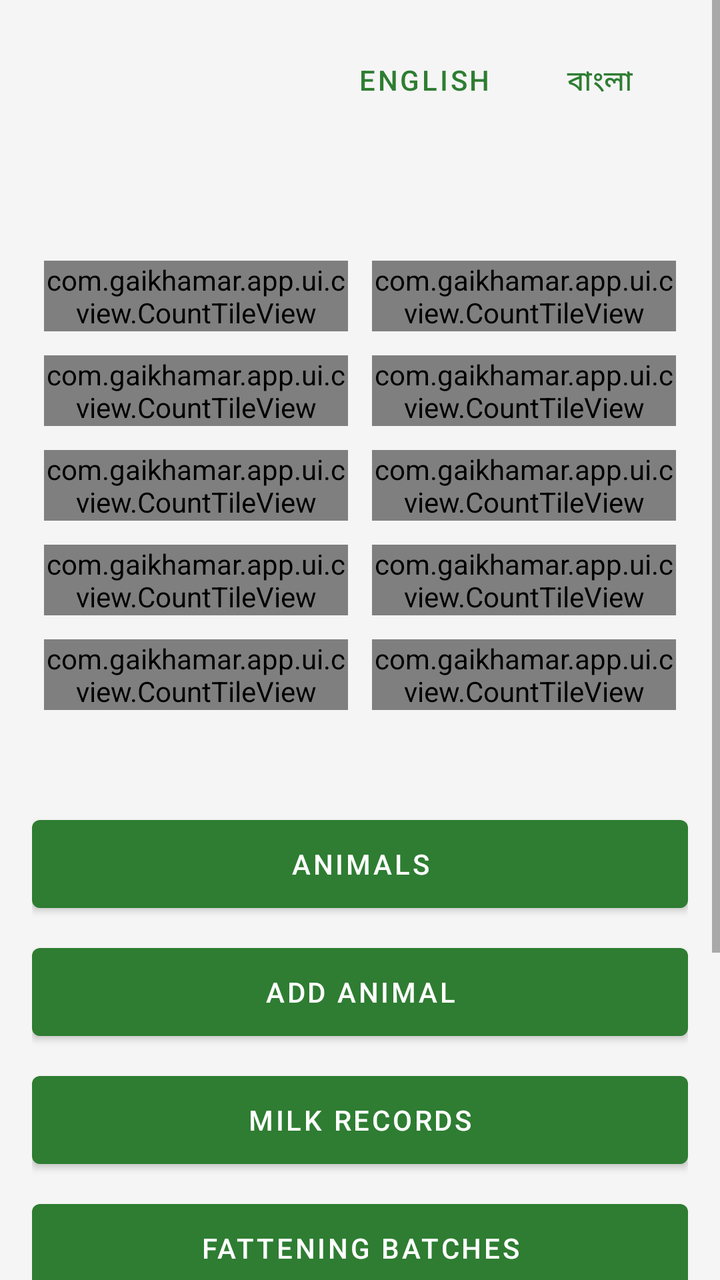
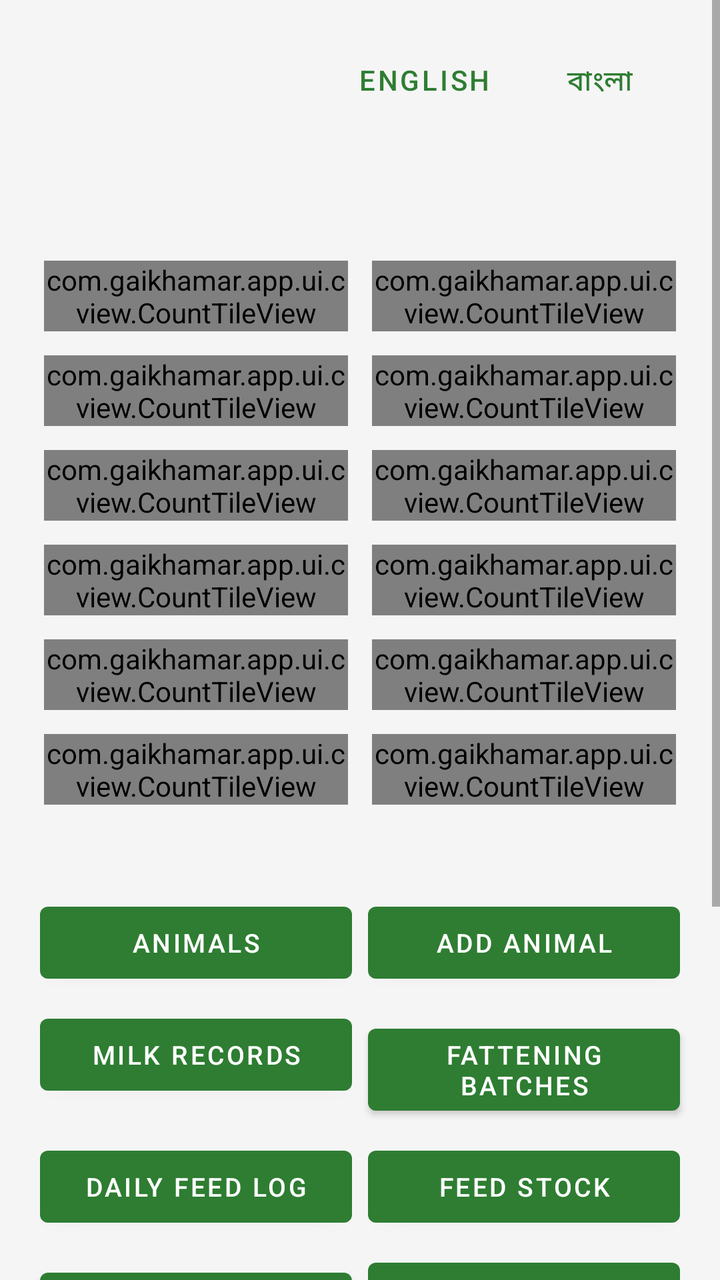

Before-and-after screenshots of an Android layout around one commit, followed by the original layout XML and the change that was made.
<!-- AndroidManifest.xml: application theme Theme.GaiKhamar -->
<!-- res/layout/activity_main.xml -->
<?xml version="1.0" encoding="utf-8"?>
<ScrollView xmlns:android="http://schemas.android.com/apk/res/android"
    xmlns:app="http://schemas.android.com/apk/res-auto"
    android:layout_width="match_parent"
    android:layout_height="match_parent"
    android:background="@color/grey_100">

    <LinearLayout
        android:layout_width="match_parent"
        android:layout_height="wrap_content"
        android:orientation="vertical"
        android:padding="16dp">

        <LinearLayout
            android:layout_width="match_parent"
            android:layout_height="wrap_content"
            android:gravity="end"
            android:orientation="horizontal">

            <com.google.android.material.button.MaterialButton
                android:id="@+id/btnEnglish"
                style="@style/Widget.MaterialComponents.Button.TextButton"
                android:layout_width="wrap_content"
                android:layout_height="wrap_content"
                android:text="@string/lang_english" />

            <com.google.android.material.button.MaterialButton
                android:id="@+id/btnBangla"
                style="@style/Widget.MaterialComponents.Button.TextButton"
                android:layout_width="wrap_content"
                android:layout_height="wrap_content"
                android:text="@string/lang_bangla" />
        </LinearLayout>

        <TextView
            android:id="@+id/tvWelcome"
            android:layout_width="wrap_content"
            android:layout_height="wrap_content"
            android:textColor="@color/green_900"
            android:textSize="22sp"
            android:textStyle="bold" />

        <TextView
            android:id="@+id/tvFarm"
            android:layout_width="wrap_content"
            android:layout_height="wrap_content"
            android:layout_marginBottom="12dp" />

        <TextView
            android:id="@+id/tvLowStockWarning"
            android:layout_width="match_parent"
            android:layout_height="wrap_content"
            android:layout_marginBottom="8dp"
            android:background="@color/red_100"
            android:padding="12dp"
            android:textColor="@color/red_600"
            android:textStyle="bold"
            android:visibility="gone" />

        <GridLayout
            android:layout_width="match_parent"
            android:layout_height="wrap_content"
            android:columnCount="2">

            <com.gaikhamar.app.ui.cview.CountTileView
                android:id="@+id/tileTotal"
                android:layout_width="0dp"
                android:layout_height="wrap_content"
                android:layout_columnWeight="1"
                android:layout_margin="6dp"
                app:tileLabel="@string/total" />

            <com.gaikhamar.app.ui.cview.CountTileView
                android:id="@+id/tileBeef"
                android:layout_width="0dp"
                android:layout_height="wrap_content"
                android:layout_columnWeight="1"
                android:layout_margin="6dp"
                app:tileLabel="@string/beef" />

            <com.gaikhamar.app.ui.cview.CountTileView
                android:id="@+id/tileDairy"
                android:layout_width="0dp"
                android:layout_height="wrap_content"
                android:layout_columnWeight="1"
                android:layout_margin="6dp"
                app:tileLabel="@string/dairy" />

            <com.gaikhamar.app.ui.cview.CountTileView
                android:id="@+id/tileCalf"
                android:layout_width="0dp"
                android:layout_height="wrap_content"
                android:layout_columnWeight="1"
                android:layout_margin="6dp"
                app:tileLabel="@string/calves" />

            <com.gaikhamar.app.ui.cview.CountTileView
                android:id="@+id/tilePregnant"
                android:layout_width="0dp"
                android:layout_height="wrap_content"
                android:layout_columnWeight="1"
                android:layout_margin="6dp"
                app:tileLabel="@string/pregnant" />

            <com.gaikhamar.app.ui.cview.CountTileView
                android:id="@+id/tileSick"
                android:layout_width="0dp"
                android:layout_height="wrap_content"
                android:layout_columnWeight="1"
                android:layout_margin="6dp"
                app:tileLabel="@string/sick" />

            <com.gaikhamar.app.ui.cview.CountTileView
                android:id="@+id/tileFeedToday"
                android:layout_width="0dp"
                android:layout_height="wrap_content"
                android:layout_columnWeight="1"
                android:layout_margin="6dp"
                app:tileLabel="@string/feed_today" />

            <com.gaikhamar.app.ui.cview.CountTileView
                android:id="@+id/tileLowStock"
                android:layout_width="0dp"
                android:layout_height="wrap_content"
                android:layout_columnWeight="1"
                android:layout_margin="6dp"
                app:tileLabel="@string/low_stock" />
            <com.gaikhamar.app.ui.cview.CountTileView
                android:id="@+id/tileMilkToday"
                android:layout_width="0dp"
                android:layout_height="wrap_content"
                android:layout_columnWeight="1"
                android:layout_margin="6dp"
                app:tileLabel="@string/milk_today" />

            <com.gaikhamar.app.ui.cview.CountTileView
                android:id="@+id/tileCalvingSoon"
                android:layout_width="0dp"
                android:layout_height="wrap_content"
                android:layout_columnWeight="1"
                android:layout_margin="6dp"
                app:tileLabel="@string/calving_soon" />
        </GridLayout>

        <TextView
            android:id="@+id/tvCostPerAnimal"
            android:layout_width="match_parent"
            android:layout_height="wrap_content"
            android:layout_marginStart="6dp"
            android:layout_marginTop="8dp"
            android:textColor="@color/green_900"
            android:textStyle="bold" />

        <com.google.android.material.button.MaterialButton
            android:id="@+id/btnAnimals"
            android:layout_width="match_parent"
            android:layout_height="56dp"
            android:layout_marginTop="16dp"
            android:text="@string/animals" />

        <com.google.android.material.button.MaterialButton
            android:id="@+id/btnAddAnimal"
            android:layout_width="match_parent"
            android:layout_height="56dp"
            android:layout_marginTop="8dp"
            android:text="@string/add_animal" />
        <com.google.android.material.button.MaterialButton
            android:id="@+id/btnMilk"
            android:layout_width="match_parent"
            android:layout_height="56dp"
            android:layout_marginTop="8dp"
            android:text="@string/milk_records" />

        <com.google.android.material.button.MaterialButton
            android:id="@+id/btnBatches"
            android:layout_width="match_parent"
            android:layout_height="56dp"
            android:layout_marginTop="8dp"
            android:text="@string/batches" />

        <com.google.android.material.button.MaterialButton
            android:id="@+id/btnFeedLog"
            android:layout_width="match_parent"
            android:layout_height="56dp"
            android:layout_marginTop="8dp"
            android:text="@string/feed_log" />

        <com.google.android.material.button.MaterialButton
            android:id="@+id/btnFeedStock"
            android:layout_width="match_parent"
            android:layout_height="56dp"
            android:layout_marginTop="8dp"
            android:text="@string/feed_stock" />

        <com.google.android.material.button.MaterialButton
            android:id="@+id/btnLogout"
            style="@style/Widget.MaterialComponents.Button.OutlinedButton"
            android:layout_width="match_parent"
            android:layout_height="56dp"
            android:layout_marginTop="8dp"
            android:text="@string/logout" />
    </LinearLayout>
</ScrollView>
<!-- resources referenced by this layout -->
<resources>
  <color name="green_900">#1B5E20</color>
  <color name="grey_100">#F5F5F5</color>
  <color name="red_100">#FFEBEE</color>
  <color name="red_600">#E53935</color>
  <string name="add_animal">Add animal</string>
  <string name="animals">Animals</string>
  <string name="batches">Fattening batches</string>
  <string name="beef">Beef</string>
  <string name="calves">Calves</string>
  <string name="calving_soon">Calving soon</string>
  <string name="dairy">Dairy</string>
  <string name="feed_log">Daily feed log</string>
  <string name="feed_stock">Feed stock</string>
  <string name="feed_today">Feed today (kg)</string>
  <string name="lang_bangla">বাংলা</string>
  <string name="lang_english">English</string>
  <string name="logout">Logout</string>
  <string name="low_stock">Low stock</string>
  <string name="milk_records">Milk records</string>
  <string name="milk_today">Milk today (L)</string>
  <string name="pregnant">Pregnant</string>
  <string name="sick">Sick</string>
  <string name="total">Total</string>
  <style name="Theme.GaiKhamar" parent="Theme.MaterialComponents.Light.NoActionBar">
          <item name="colorPrimary">@color/green_700</item>
          <item name="colorPrimaryVariant">@color/green_900</item>
          <item name="colorOnPrimary">@color/white</item>
          <item name="colorSecondary">@color/amber_700</item>
          <item name="colorOnSecondary">@color/black</item>
          <item name="android:statusBarColor">@color/green_900</item>
      </style>
  <color name="green_700">#2E7D32</color>
  <color name="white">#FFFFFFFF</color>
  <color name="amber_700">#FFA000</color>
  <color name="black">#FF000000</color>
</resources>

<!-- the commit's change to res/layout/activity_main.xml (unified diff, before → after) -->
@@ -47,6 +47,16 @@
             android:layout_marginBottom="12dp" />
 
         <TextView
+            android:id="@+id/tvSystemBanner"
+            android:layout_width="match_parent"
+            android:layout_height="wrap_content"
+            android:layout_marginBottom="8dp"
+            android:background="@color/amber_700"
+            android:padding="12dp"
+            android:textColor="@color/black"
+            android:visibility="gone" />
+
+        <TextView
             android:id="@+id/tvLowStockWarning"
             android:layout_width="match_parent"
             android:layout_height="wrap_content"
@@ -111,6 +121,14 @@
                 app:tileLabel="@string/sick" />
 
             <com.gaikhamar.app.ui.cview.CountTileView
+                android:id="@+id/tileMilkToday"
+                android:layout_width="0dp"
+                android:layout_height="wrap_content"
+                android:layout_columnWeight="1"
+                android:layout_margin="6dp"
+                app:tileLabel="@string/milk_today" />
+
+            <com.gaikhamar.app.ui.cview.CountTileView
                 android:id="@+id/tileFeedToday"
                 android:layout_width="0dp"
                 android:layout_height="wrap_content"
@@ -119,27 +137,36 @@
                 app:tileLabel="@string/feed_today" />
 
             <com.gaikhamar.app.ui.cview.CountTileView
+                android:id="@+id/tileCalvingSoon"
+                android:layout_width="0dp"
+                android:layout_height="wrap_content"
+                android:layout_columnWeight="1"
+                android:layout_margin="6dp"
+                app:tileLabel="@string/calving_soon" />
+
+            <com.gaikhamar.app.ui.cview.CountTileView
                 android:id="@+id/tileLowStock"
                 android:layout_width="0dp"
                 android:layout_height="wrap_content"
                 android:layout_columnWeight="1"
                 android:layout_margin="6dp"
                 app:tileLabel="@string/low_stock" />
-            <com.gaikhamar.app.ui.cview.CountTileView
-                android:id="@+id/tileMilkToday"
-                android:layout_width="0dp"
-                android:layout_height="wrap_content"
-                android:layout_columnWeight="1"
-                android:layout_margin="6dp"
-                app:tileLabel="@string/milk_today" />
-
-            <com.gaikhamar.app.ui.cview.CountTileView
-                android:id="@+id/tileCalvingSoon"
-                android:layout_width="0dp"
-                android:layout_height="wrap_content"
-                android:layout_columnWeight="1"
-                android:layout_margin="6dp"
-                app:tileLabel="@string/calving_soon" />
+
+            <com.gaikhamar.app.ui.cview.CountTileView
+                android:id="@+id/tileVaccines"
+                android:layout_width="0dp"
+                android:layout_height="wrap_content"
+                android:layout_columnWeight="1"
+                android:layout_margin="6dp"
+                app:tileLabel="@string/vaccines_due" />
+
+            <com.gaikhamar.app.ui.cview.CountTileView
+                android:id="@+id/tileProfit"
+                android:layout_width="0dp"
+                android:layout_height="wrap_content"
+                android:layout_columnWeight="1"
+                android:layout_margin="6dp"
+                app:tileLabel="@string/profit_month" />
         </GridLayout>
 
         <TextView
@@ -151,53 +178,127 @@
             android:textColor="@color/green_900"
             android:textStyle="bold" />
 
-        <com.google.android.material.button.MaterialButton
-            android:id="@+id/btnAnimals"
-            android:layout_width="match_parent"
-            android:layout_height="56dp"
-            android:layout_marginTop="16dp"
-            android:text="@string/animals" />
-
-        <com.google.android.material.button.MaterialButton
-            android:id="@+id/btnAddAnimal"
-            android:layout_width="match_parent"
-            android:layout_height="56dp"
+        <GridLayout
+            android:layout_width="match_parent"
+            android:layout_height="wrap_content"
             android:layout_marginTop="8dp"
-            android:text="@string/add_animal" />
-        <com.google.android.material.button.MaterialButton
-            android:id="@+id/btnMilk"
-            android:layout_width="match_parent"
-            android:layout_height="56dp"
-            android:layout_marginTop="8dp"
-            android:text="@string/milk_records" />
-
-        <com.google.android.material.button.MaterialButton
-            android:id="@+id/btnBatches"
-            android:layout_width="match_parent"
-            android:layout_height="56dp"
-            android:layout_marginTop="8dp"
-            android:text="@string/batches" />
-
-        <com.google.android.material.button.MaterialButton
-            android:id="@+id/btnFeedLog"
-            android:layout_width="match_parent"
-            android:layout_height="56dp"
-            android:layout_marginTop="8dp"
-            android:text="@string/feed_log" />
-
-        <com.google.android.material.button.MaterialButton
-            android:id="@+id/btnFeedStock"
-            android:layout_width="match_parent"
-            android:layout_height="56dp"
-            android:layout_marginTop="8dp"
-            android:text="@string/feed_stock" />
+            android:columnCount="2">
+
+            <com.google.android.material.button.MaterialButton
+                android:id="@+id/btnAnimals"
+                android:layout_width="0dp"
+                android:layout_height="wrap_content"
+                android:layout_columnWeight="1"
+                android:layout_margin="4dp"
+                android:text="@string/animals"
+                android:textSize="13sp" />
+
+            <com.google.android.material.button.MaterialButton
+                android:id="@+id/btnAddAnimal"
+                android:layout_width="0dp"
+                android:layout_height="wrap_content"
+                android:layout_columnWeight="1"
+                android:layout_margin="4dp"
+                android:text="@string/add_animal"
+                android:textSize="13sp" />
+
+            <com.google.android.material.button.MaterialButton
+                android:id="@+id/btnMilk"
+                android:layout_width="0dp"
+                android:layout_height="wrap_content"
+                android:layout_columnWeight="1"
+                android:layout_margin="4dp"
+                android:text="@string/milk_records"
+                android:textSize="13sp" />
+
+            <com.google.android.material.button.MaterialButton
+                android:id="@+id/btnBatches"
+                android:layout_width="0dp"
+                android:layout_height="wrap_content"
+                android:layout_columnWeight="1"
+                android:layout_margin="4dp"
+                android:text="@string/batches"
+                android:textSize="13sp" />
+
+            <com.google.android.material.button.MaterialButton
+                android:id="@+id/btnFeedLog"
+                android:layout_width="0dp"
+                android:layout_height="wrap_content"
+                android:layout_columnWeight="1"
+                android:layout_margin="4dp"
+                android:text="@string/feed_log"
+                android:textSize="13sp" />
+
+            <com.google.android.material.button.MaterialButton
+                android:id="@+id/btnFeedStock"
+                android:layout_width="0dp"
+                android:layout_height="wrap_content"
+                android:layout_columnWeight="1"
+                android:layout_margin="4dp"
+                android:text="@string/feed_stock"
+                android:textSize="13sp" />
+
+            <com.google.android.material.button.MaterialButton
+                android:id="@+id/btnVaccines"
+                android:layout_width="0dp"
+                android:layout_height="wrap_content"
+                android:layout_columnWeight="1"
+                android:layout_margin="4dp"
+                android:text="@string/vaccines"
+                android:textSize="13sp" />
+
+            <com.google.android.material.button.MaterialButton
+                android:id="@+id/btnFinance"
+                android:layout_width="0dp"
+                android:layout_height="wrap_content"
+                android:layout_columnWeight="1"
+                android:layout_margin="4dp"
+                android:text="@string/finance"
+                android:textSize="13sp" />
+
+            <com.google.android.material.button.MaterialButton
+                android:id="@+id/btnCustomers"
+                android:layout_width="0dp"
+                android:layout_height="wrap_content"
+                android:layout_columnWeight="1"
+                android:layout_margin="4dp"
+                android:text="@string/customers"
+                android:textSize="13sp" />
+
+            <com.google.android.material.button.MaterialButton
+                android:id="@+id/btnProfitReport"
+                android:layout_width="0dp"
+                android:layout_height="wrap_content"
+                android:layout_columnWeight="1"
+                android:layout_margin="4dp"
+                android:text="@string/profit_report"
+                android:textSize="13sp" />
+
+            <com.google.android.material.button.MaterialButton
+                android:id="@+id/btnContacts"
+                android:layout_width="0dp"
+                android:layout_height="wrap_content"
+                android:layout_columnWeight="1"
+                android:layout_margin="4dp"
+                android:text="@string/contacts"
+                android:textSize="13sp" />
+
+            <com.google.android.material.button.MaterialButton
+                android:id="@+id/btnMonitor"
+                android:layout_width="0dp"
+                android:layout_height="wrap_content"
+                android:layout_columnWeight="1"
+                android:layout_margin="4dp"
+                android:text="@string/monitor_start"
+                android:textSize="13sp" />
+        </GridLayout>
 
         <com.google.android.material.button.MaterialButton
             android:id="@+id/btnLogout"
             style="@style/Widget.MaterialComponents.Button.OutlinedButton"
             android:layout_width="match_parent"
             android:layout_height="56dp"
-            android:layout_marginTop="8dp"
+            android:layout_marginTop="12dp"
             android:text="@string/logout" />
     </LinearLayout>
 </ScrollView>
<!-- resource entries referenced after the edit -->
@@ -10,19 +10,27 @@
   <string name="beef">Beef</string>
   <string name="calves">Calves</string>
   <string name="calving_soon">Calving soon</string>
+  <string name="contacts">Contacts</string>
+  <string name="customers">Milk customers</string>
   <string name="dairy">Dairy</string>
   <string name="feed_log">Daily feed log</string>
   <string name="feed_stock">Feed stock</string>
   <string name="feed_today">Feed today (kg)</string>
+  <string name="finance">Finance</string>
   <string name="lang_bangla">বাংলা</string>
   <string name="lang_english">English</string>
   <string name="logout">Logout</string>
   <string name="low_stock">Low stock</string>
   <string name="milk_records">Milk records</string>
   <string name="milk_today">Milk today (L)</string>
+  <string name="monitor_start">Start farm monitor</string>
   <string name="pregnant">Pregnant</string>
+  <string name="profit_month">Profit this month (৳)</string>
+  <string name="profit_report">Profit report</string>
   <string name="sick">Sick</string>
   <string name="total">Total</string>
+  <string name="vaccines">Vaccination schedule</string>
+  <string name="vaccines_due">Vaccines due</string>
   <style name="Theme.GaiKhamar" parent="Theme.MaterialComponents.Light.NoActionBar">
           <item name="colorPrimary">@color/green_700</item>
           <item name="colorPrimaryVariant">@color/green_900</item>
